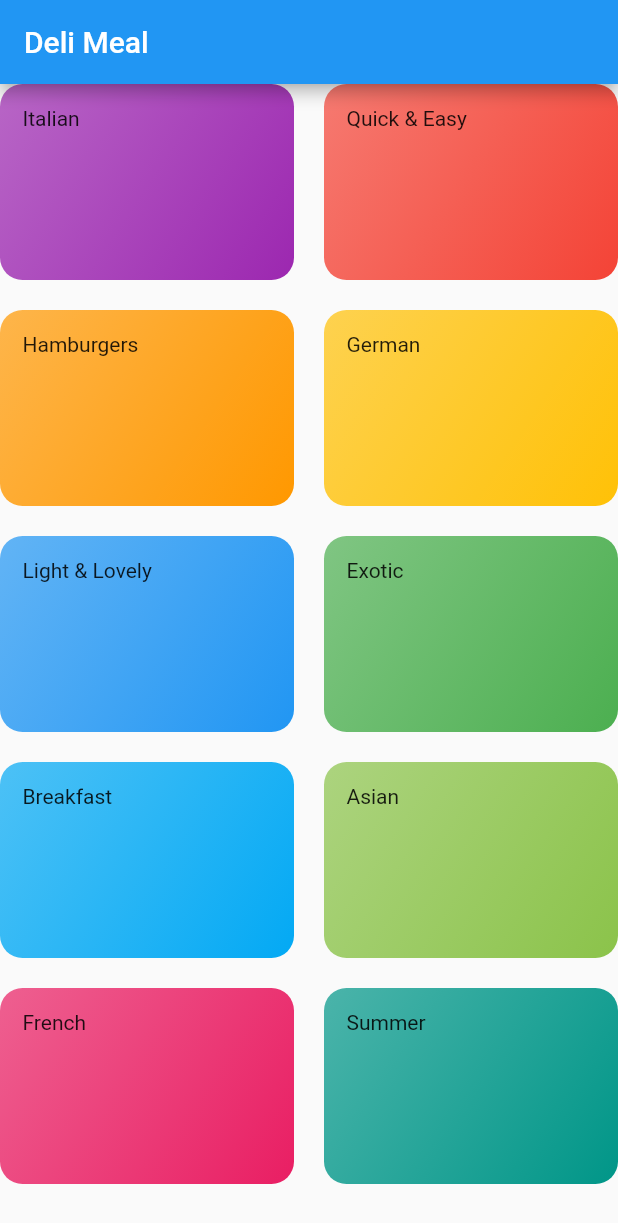
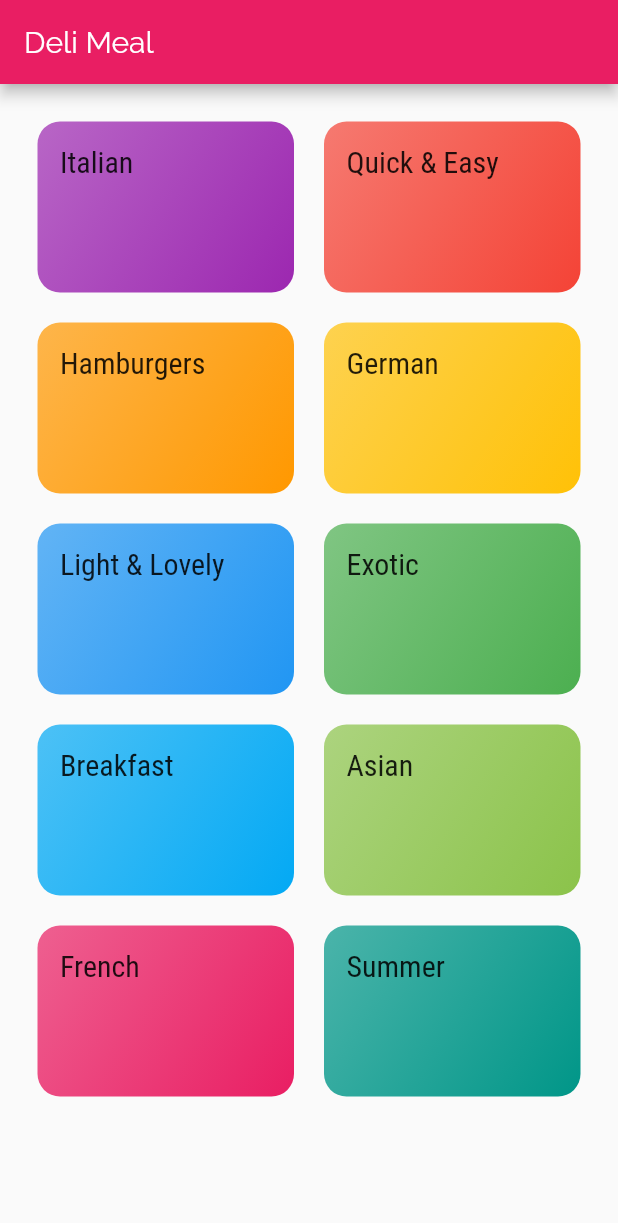
Before and after one commit to ahmed3ssem/deli_meals, a Flutter app: the screen it shows after launch, on a phone screen of 412 x 824 dp. Shown: the top 1223 px of the screen. Run offline on Flutter 3.47's test engine with Material 2 defaults, Android fonts, the phone set to English and light mode, and no system bars.

Commit message:
Styling & Theming

```diff
--- a/lib/categories_screen.dart
+++ b/lib/categories_screen.dart
@@ -11,6 +11,7 @@ class CategoriesScreen extends StatelessWidget {
         title: const Text('Deli Meal'),
       ),
       body: GridView(
+        padding:const EdgeInsets.all(25),
         children: DUMMY_CATEGORIES
             .map(
               (catData) => CategoryItem(
--- a/lib/category_item.dart
+++ b/lib/category_item.dart
@@ -10,7 +10,7 @@ class CategoryItem extends StatelessWidget {
   Widget build(BuildContext context) {
     return Container(
       padding: const EdgeInsets.all(15),
-      child: Text(title),
+      child: Text(title,style: Theme.of(context).textTheme.title,),
       decoration: BoxDecoration(
         gradient: LinearGradient(
           colors: [
--- a/lib/main.dart
+++ b/lib/main.dart
@@ -10,7 +10,14 @@ class MyApp extends StatelessWidget {
     return MaterialApp(
       title: 'DeliMeals',
       theme: ThemeData(
-        primarySwatch: Colors.blue,
+        primarySwatch: Colors.pink,
+        accentColor: Colors.amber,
+        fontFamily: 'Raleway',
+        textTheme: ThemeData.light().textTheme.copyWith(
+          body1: TextStyle(color: Color.fromRGBO(20, 51, 51, 1)),
+          body2: TextStyle(color: Color.fromRGBO(20, 51, 51, 1)),
+          title: TextStyle(fontSize: 20,fontFamily: 'RobotoCondensed')
+        ),
       ),
       home: CategoriesScreen(),
     );
```
Also changed, not shown: pubspec.yaml (+17 -1 lines), assets/fonts/Raleway-Black.ttf (added), assets/fonts/Raleway-Bold.ttf (added), assets/fonts/Raleway-Regular.ttf (added), assets/fonts/RobotoCondensed-Bold.ttf (added), assets/fonts/RobotoCondensed-Italic.ttf (added), assets/fonts/RobotoCondensed-Light.ttf (added), assets/fonts/RobotoCondensed-Regular.ttf (added).
